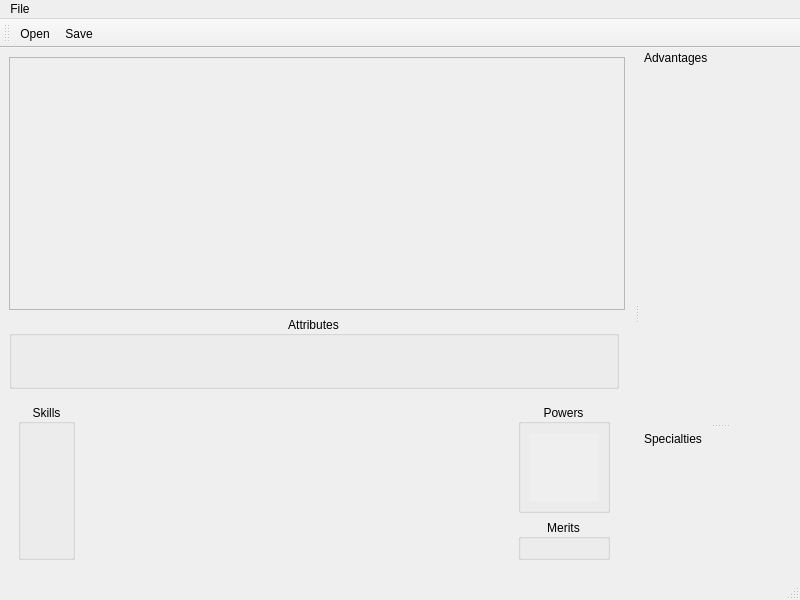
Kamduis/SoulCreator, file ui/MainWindow.ui: the form before one commit.
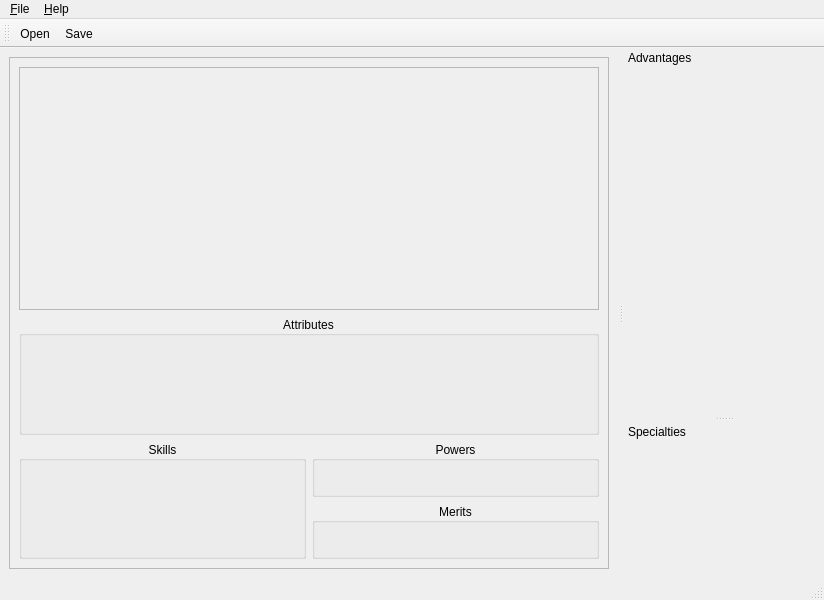
The form after the commit.

```diff
--- a/ui/MainWindow.ui
+++ b/ui/MainWindow.ui
@@ -14,6 +14,33 @@
    <string>MainWindow</string>
   </property>
   <widget class="QWidget" name="centralwidget">
+   <layout class="QVBoxLayout" name="verticalLayout_4">
+    <item>
+     <widget class="QScrollArea" name="scrollArea">
+      <property name="sizePolicy">
+       <sizepolicy hsizetype="MinimumExpanding" vsizetype="Expanding">
+        <horstretch>0</horstretch>
+        <verstretch>0</verstretch>
+       </sizepolicy>
+      </property>
+      <property name="minimumSize">
+       <size>
+        <width>600</width>
+        <height>0</height>
+       </size>
+      </property>
+      <property name="widgetResizable">
+       <bool>true</bool>
+      </property>
+      <widget class="QWidget" name="scrollAreaWidgetContents">
+       <property name="geometry">
+        <rect>
+         <x>0</x>
+         <y>0</y>
+         <width>594</width>
+         <height>514</height>
+        </rect>
+       </property>
    <layout class="QVBoxLayout" name="verticalLayout">
     <item>
      <widget class="QFrame" name="frame_head">
@@ -29,7 +56,11 @@
        </property>
        <item>
         <widget class="QFrame" name="frame_info">
-         <layout class="QVBoxLayout" name="layout_info"/>
+             <layout class="QVBoxLayout" name="layout_info">
+              <property name="margin">
+               <number>0</number>
+              </property>
+             </layout>
         </widget>
        </item>
       </layout>
@@ -61,12 +92,19 @@
             <property name="alignment">
              <set>Qt::AlignCenter</set>
             </property>
-            <layout class="QVBoxLayout" name="layout_attributes"/>
+                <layout class="QVBoxLayout" name="layout_attributes">
+                 <property name="margin">
+                  <number>0</number>
+                 </property>
+                </layout>
            </widget>
           </item>
           <item>
            <widget class="QFrame" name="frame_body">
             <layout class="QHBoxLayout" name="horizontalLayout">
+                 <property name="margin">
+                  <number>0</number>
+                 </property>
              <item>
               <widget class="QGroupBox" name="groupBox_skills">
                <property name="sizePolicy">
@@ -81,72 +119,33 @@
                <property name="alignment">
                 <set>Qt::AlignCenter</set>
                </property>
-               <layout class="QVBoxLayout" name="layout_skills"/>
-              </widget>
-             </item>
-             <item>
-              <spacer name="horizontalSpacer">
-               <property name="orientation">
-                <enum>Qt::Horizontal</enum>
-               </property>
-               <property name="sizeHint" stdset="0">
-                <size>
-                 <width>40</width>
-                 <height>20</height>
-                </size>
-               </property>
-              </spacer>
-             </item>
+                   <layout class="QVBoxLayout" name="layout_skills">
+                    <property name="margin">
+                     <number>0</number>
+                    </property>
+                   </layout>
+                  </widget>
+                 </item>
              <item>
               <layout class="QVBoxLayout" name="verticalLayout_5">
                <item>
                 <widget class="QGroupBox" name="groupBox_powers">
+                     <property name="sizePolicy">
+                      <sizepolicy hsizetype="Preferred" vsizetype="Minimum">
+                       <horstretch>0</horstretch>
+                       <verstretch>0</verstretch>
+                      </sizepolicy>
+                     </property>
                  <property name="title">
                   <string>Powers</string>
                  </property>
                  <property name="alignment">
                   <set>Qt::AlignCenter</set>
                  </property>
-                 <layout class="QVBoxLayout" name="layout_2">
-                  <item>
-                   <widget class="QScrollArea" name="scrollArea_3">
-                    <property name="sizePolicy">
-                     <sizepolicy hsizetype="Minimum" vsizetype="Minimum">
-                      <horstretch>0</horstretch>
-                      <verstretch>0</verstretch>
-                     </sizepolicy>
-                    </property>
-                    <property name="frameShape">
-                     <enum>QFrame::NoFrame</enum>
-                    </property>
-                    <property name="frameShadow">
-                     <enum>QFrame::Plain</enum>
-                    </property>
-                    <property name="lineWidth">
+                     <layout class="QVBoxLayout" name="layout_powers">
+                      <property name="margin">
                      <number>0</number>
                     </property>
-                    <property name="widgetResizable">
-                     <bool>true</bool>
-                    </property>
-                    <widget class="QWidget" name="scrollAreaWidgetContents_3">
-                     <property name="geometry">
-                      <rect>
-                       <x>0</x>
-                       <y>0</y>
-                       <width>72</width>
-                       <height>72</height>
-                      </rect>
-                     </property>
-                     <property name="sizePolicy">
-                      <sizepolicy hsizetype="MinimumExpanding" vsizetype="MinimumExpanding">
-                       <horstretch>0</horstretch>
-                       <verstretch>0</verstretch>
-                      </sizepolicy>
-                     </property>
-                     <layout class="QVBoxLayout" name="layout_powers"/>
-                    </widget>
-                   </widget>
-                  </item>
                  </layout>
                 </widget>
                </item>
@@ -158,7 +157,11 @@
                  <property name="alignment">
                   <set>Qt::AlignCenter</set>
                  </property>
-                 <layout class="QVBoxLayout" name="layout_merits"/>
+                     <layout class="QVBoxLayout" name="layout_merits">
+                      <property name="margin">
+                       <number>0</number>
+                      </property>
+                     </layout>
                 </widget>
                </item>
               </layout>
@@ -169,22 +172,19 @@
          </layout>
         </widget>
        </item>
-       <item>
-        <widget class="QFrame" name="frame_advantages">
-         <property name="frameShape">
-          <enum>QFrame::StyledPanel</enum>
-         </property>
-         <property name="frameShadow">
-          <enum>QFrame::Raised</enum>
-         </property>
+          </layout>
         </widget>
        </item>
       </layout>
+      </widget>
      </widget>
     </item>
    </layout>
   </widget>
   <widget class="QToolBar" name="mainToolBar">
+   <property name="toolButtonStyle">
+    <enum>Qt::ToolButtonTextBesideIcon</enum>
+   </property>
    <attribute name="toolBarArea">
     <enum>TopToolBarArea</enum>
    </attribute>
@@ -205,12 +205,19 @@
    </property>
    <widget class="QMenu" name="menuFile">
     <property name="title">
-     <string>File</string>
+     <string>&amp;File</string>
     </property>
     <addaction name="actionOpen"/>
     <addaction name="actionSave"/>
    </widget>
+   <widget class="QMenu" name="menuAbout">
+    <property name="title">
+     <string>&amp;Help</string>
+    </property>
+    <addaction name="actionAbout"/>
+   </widget>
    <addaction name="menuFile"/>
+   <addaction name="menuAbout"/>
   </widget>
   <widget class="QStatusBar" name="statusbar"/>
   <widget class="QDockWidget" name="dockWidget_advantages">
@@ -222,8 +229,14 @@
    </property>
    <property name="minimumSize">
     <size>
-     <width>160</width>
-     <height>93</height>
+     <width>200</width>
+     <height>45</height>
+    </size>
+   </property>
+   <property name="maximumSize">
+    <size>
+     <width>524287</width>
+     <height>500</height>
     </size>
    </property>
    <property name="features">
@@ -237,12 +250,16 @@
    </attribute>
    <widget class="QWidget" name="dockWidget_advantagesContents">
     <property name="sizePolicy">
-     <sizepolicy hsizetype="Preferred" vsizetype="MinimumExpanding">
+     <sizepolicy hsizetype="Preferred" vsizetype="Preferred">
       <horstretch>0</horstretch>
       <verstretch>0</verstretch>
      </sizepolicy>
     </property>
-    <layout class="QVBoxLayout" name="layout_advantages"/>
+    <layout class="QVBoxLayout" name="layout_advantages">
+     <property name="margin">
+      <number>0</number>
+     </property>
+    </layout>
    </widget>
   </widget>
   <widget class="QDockWidget" name="dockWidget_specialties">
@@ -256,17 +273,32 @@
     <number>2</number>
    </attribute>
    <widget class="QWidget" name="dockWidgetContents">
-    <layout class="QVBoxLayout" name="layout_specialties"/>
+    <layout class="QVBoxLayout" name="layout_specialties">
+     <property name="margin">
+      <number>0</number>
+     </property>
+    </layout>
    </widget>
   </widget>
   <action name="actionSave">
    <property name="text">
-    <string>Save</string>
+    <string>&amp;Save</string>
+   </property>
+   <property name="shortcut">
+    <string>Ctrl+O</string>
    </property>
   </action>
   <action name="actionOpen">
    <property name="text">
-    <string>Open</string>
+    <string>&amp;Open</string>
+   </property>
+   <property name="shortcut">
+    <string>Ctrl+S</string>
+   </property>
+  </action>
+  <action name="actionAbout">
+   <property name="text">
+    <string>About...</string>
    </property>
   </action>
  </widget>
```
Lines whose indentation alone changed are shown as unchanged.
